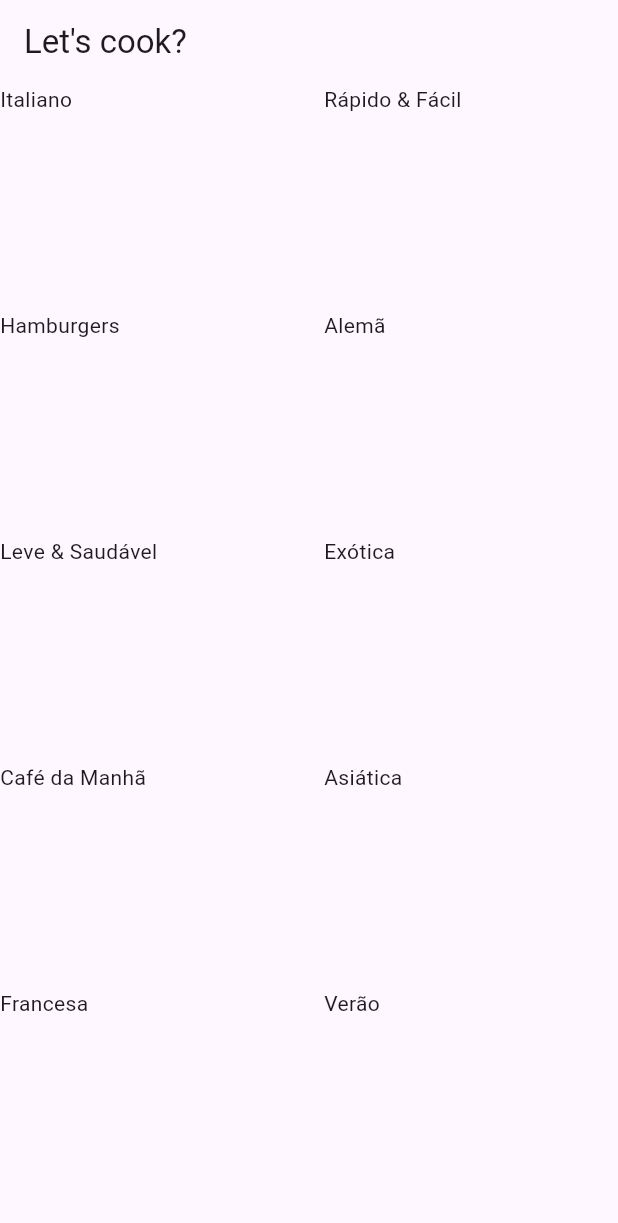
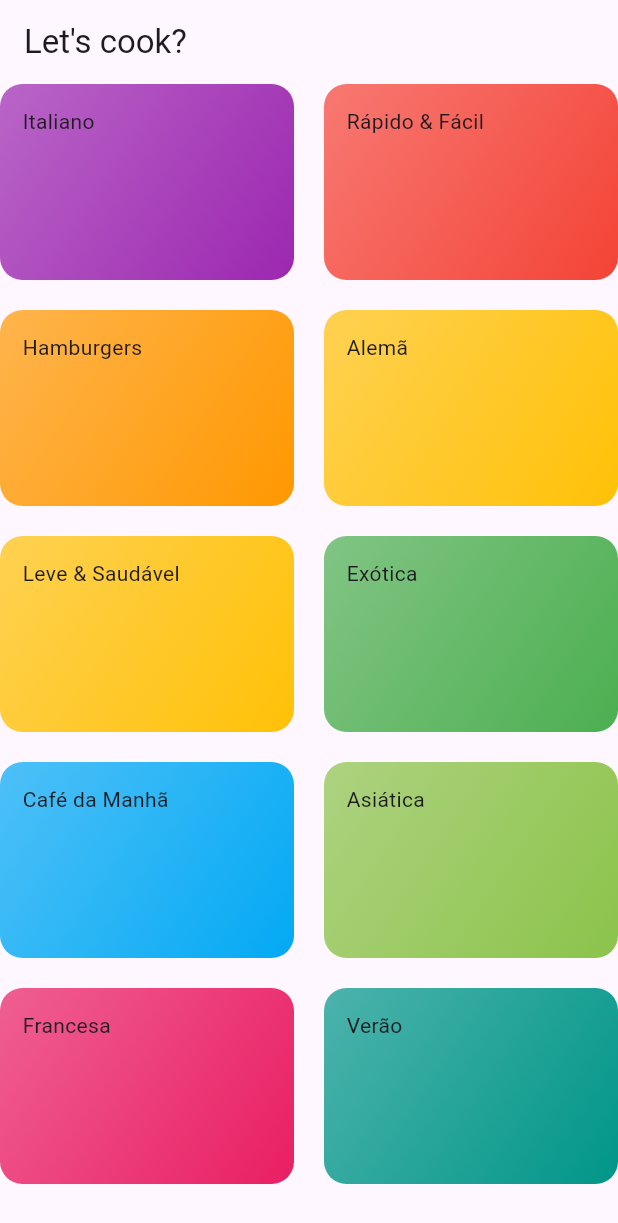
Before and after one commit to dilersik/cook_book_flutter, a Flutter app: the screen it shows after launch, on a phone screen of 412 x 824 dp. Shown: the top 1223 px of the screen. Run offline on Flutter 3.47's test engine with Material 3 defaults, Android fonts, the phone set to English and light mode, and no system bars.

Commit message:
181. Componente Item Categoria

```diff
--- a/lib/widgets/category_item_widget.dart
+++ b/lib/widgets/category_item_widget.dart
@@ -2,16 +2,23 @@ import 'package:cook_book_flutter/models/category.dart';
 import 'package:flutter/material.dart';
 
 class CategoryItem extends StatelessWidget {
-
   final Category category;
 
   const CategoryItem({super.key, required this.category});
 
   @override
   Widget build(BuildContext context) {
-    return SizedBox(
+    return Container(
+      padding: EdgeInsets.all(15),
+      decoration: BoxDecoration(
+        borderRadius: BorderRadius.circular(15),
+        gradient: LinearGradient(
+          colors: [category.color.withValues(alpha: 0.7), category.color],
+          begin: Alignment.topLeft,
+          end: Alignment.bottomRight,
+        ),
+      ),
       child: Text(category.title),
     );
   }
-
 }
```
Also changed, not shown: 1 other file.
